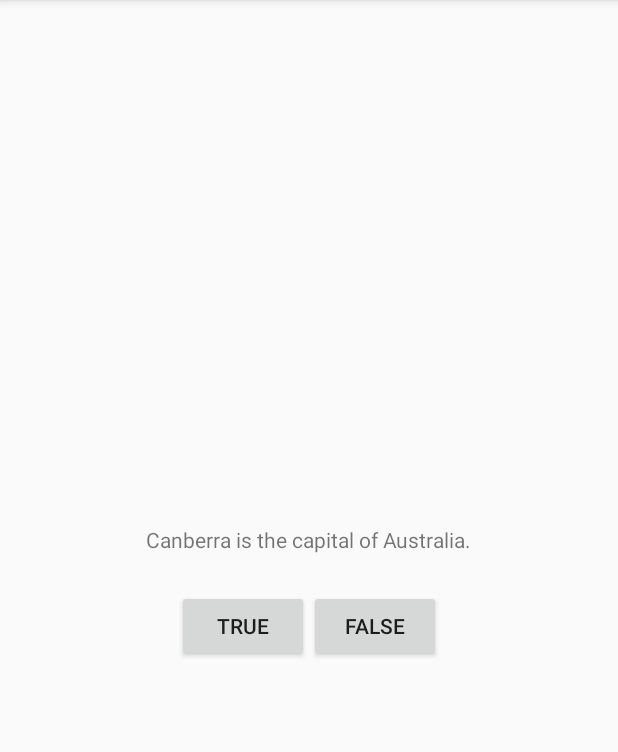
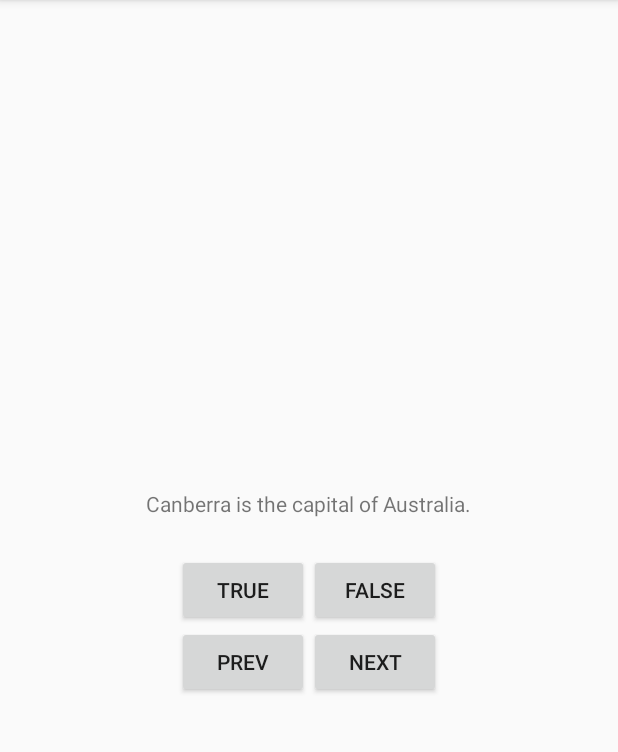
Before and after one commit to SergeyNeSergey/GeoQuiz, an Android app: the screen it shows after launch (MainActivity), on a phone screen of 412 x 824 dp, the part 84-836 px from its top. Run offline under Robolectric (Android 15) with nearby library versions, the phone set to English and light mode, and no system bars.

Commit message:
Commiting another finish version project

```diff
--- a/app/src/main/java/com/bignerdranch/android/geoquiz/MainActivity.java
+++ b/app/src/main/java/com/bignerdranch/android/geoquiz/MainActivity.java
@@ -4,39 +4,89 @@ import android.os.Bundle;
 import android.view.Gravity;
 import android.view.View;
 import android.widget.Button;
+import android.widget.TextView;
 import android.widget.Toast;
 
 import androidx.appcompat.app.AppCompatActivity;
 
 
 public class MainActivity extends AppCompatActivity {
+    private TextView mQuestionTextView;
+    private Question[] mQuestionBank = new Question[]{
+            new Question(R.string.question_australia, true),
+            new Question(R.string.question_oceans, true),
+            new Question(R.string.question_mideast, false),
+            new Question(R.string.question_africa, false),
+            new Question(R.string.question_americas, true),
+            new Question(R.string.question_asia, true),
+    };
+
+
+    private int mCurrentIndex = 0;
+
 
     @Override
     protected void onCreate(Bundle savedInstanceState) {
         super.onCreate(savedInstanceState);
         setContentView(R.layout.activity_main);
-        Button mTrueButton = findViewById(R.id.true_button);
-        mTrueButton.setOnClickListener(new View.OnClickListener() {
+        TextView textView = findViewById(R.id.question_text_view);
+        textView.setOnClickListener(new View.OnClickListener() {
             @Override
             public void onClick(View v) {
-                Toast toast = Toast.makeText(MainActivity.this,
-                        R.string.correct_toast,
-                        Toast.LENGTH_SHORT);
-                toast.setGravity(Gravity.TOP, 0, 0);
-                toast.show();
+                mCurrentIndex = (mCurrentIndex + 1) % mQuestionBank.length;
+                updateQuestion();
+            }
+                                     });
+        mQuestionTextView = findViewById(R.id.question_text_view);
+        Button trueButton = findViewById(R.id.true_button);
+        trueButton.setOnClickListener(new View.OnClickListener() {
+            @Override
+            public void onClick(View v) {
+                checkAnswer(true);
             }
         });
-        Button mFalseButton = findViewById(R.id.false_button);
-        mFalseButton.setOnClickListener(new View.OnClickListener() {
+        Button falseButton = findViewById(R.id.false_button);
+        falseButton.setOnClickListener(new View.OnClickListener() {
             @Override
             public void onClick(View v) {
-                Toast toast1 = Toast.makeText(MainActivity.this,
-                        R.string.incorrect_toast,
-                        Toast.LENGTH_SHORT);
-                toast1.setGravity(Gravity.TOP, 0, 0);
-                toast1.show();
+                checkAnswer(false);
+
 
             }
         });
+        Button nextButton = findViewById(R.id.next_button);
+        nextButton.setOnClickListener(new View.OnClickListener() {
+            @Override
+            public void onClick(View v) {
+                mCurrentIndex = (mCurrentIndex + 1) % mQuestionBank.length;
+                updateQuestion();
+            }
+        });
+        Button prevButton = findViewById(R.id.prev_button);
+        prevButton.setOnClickListener(new View.OnClickListener() {
+            @Override
+            public void onClick(View v) {
+                if (mCurrentIndex==0)  mCurrentIndex=mQuestionBank.length-1;
+                mCurrentIndex = (mCurrentIndex - 1);
+                updateQuestion();
+            }
+        });
+        updateQuestion();}
+
+    private void updateQuestion() {
+            int question = mQuestionBank[mCurrentIndex].getTextResId();
+            mQuestionTextView.setText(question);
+        }
+    private void checkAnswer(boolean userPressedTrue) {
+        boolean answerIsTrue = mQuestionBank[mCurrentIndex].isAnswerTrue();
+        int messageResId = 0;
+        if (userPressedTrue == answerIsTrue) {
+            messageResId = R.string.correct_toast;
+        } else {
+            messageResId = R.string.incorrect_toast;
+        }
+        Toast answer =Toast.makeText(this, messageResId, Toast.LENGTH_SHORT);
+        answer.setGravity(Gravity.TOP, 0, 0);
+        answer.show();
     }
-}
+    }
--- /dev/null
+++ b/app/src/main/java/com/bignerdranch/android/geoquiz/Question.java
@@ -0,0 +1,26 @@
+package com.bignerdranch.android.geoquiz;
+
+public class Question {
+    private int mTextResId;
+    private boolean mAnswerTrue;
+    public Question(int textResId, boolean answerTrue) {
+        mTextResId = textResId;
+        mAnswerTrue = answerTrue;
+    }
+
+    public void setTextResId(int textResId) {
+        mTextResId = textResId;
+    }
+
+    public int getTextResId() {
+        return mTextResId;
+    }
+
+    public boolean isAnswerTrue() {
+        return mAnswerTrue;
+    }
+
+    public void setAnswerTrue(boolean answerTrue) {
+        mAnswerTrue = answerTrue;
+    }
+}
--- a/app/src/main/res/layout/activity_main.xml
+++ b/app/src/main/res/layout/activity_main.xml
@@ -6,10 +6,11 @@
     android:gravity="center"
     android:orientation="vertical" >
     <TextView
+        android:id="@+id/question_text_view"
         android:layout_width="wrap_content"
         android:layout_height="wrap_content"
-        android:padding="24dp"
-        android:text="@string/question_text" />
+        android:padding="24dp" />
+
     <LinearLayout
         android:layout_width="wrap_content"
         android:layout_height="wrap_content"
@@ -25,4 +26,19 @@
             android:layout_height="wrap_content"
             android:text="@string/false_button" />
     </LinearLayout>
+    <LinearLayout
+        android:layout_width="wrap_content"
+        android:layout_height="wrap_content"
+        android:orientation="horizontal" >
+    <Button
+        android:id="@+id/prev_button"
+        android:layout_width="wrap_content"
+        android:layout_height="wrap_content"
+        android:text="@string/prev_button" />
+    <Button
+    android:id="@+id/next_button"
+    android:layout_width="wrap_content"
+    android:layout_height="wrap_content"
+    android:text="@string/next_button" />
+    </LinearLayout>
 </LinearLayout>
--- a/app/src/main/res/values/strings.xml
+++ b/app/src/main/res/values/strings.xml
@@ -1,8 +1,19 @@
 <resources>
     <string name="app_name">GeoQuiz</string>
-    <string name="question_text">Canberra is the capital of Australia.</string>
+    <string name="question_australia">Canberra is the capital of Australia.</string>
+    <string name="question_oceans">The Pacific Ocean is larger than
+the Atlantic Ocean.</string>
+    <string name="question_mideast">The Suez Canal connects the Red Sea
+and the Indian Ocean.</string>
+    <string name="question_africa">The source of the Nile River is in Egypt.</string>
+    <string name="question_americas">The Amazon River is the longest river
+in the Americas.</string>
+    <string name="question_asia">Lake Baikal is the world\’s oldest and deepest
+freshwater lake.</string>
     <string name="true_button">True</string>
     <string name="false_button">False</string>
+    <string name="next_button">Next</string>
+    <string name="prev_button">Prev</string>
     <string name="correct_toast">Correct!</string>
     <string name="incorrect_toast">Incorrect!</string>
 </resources>
```
